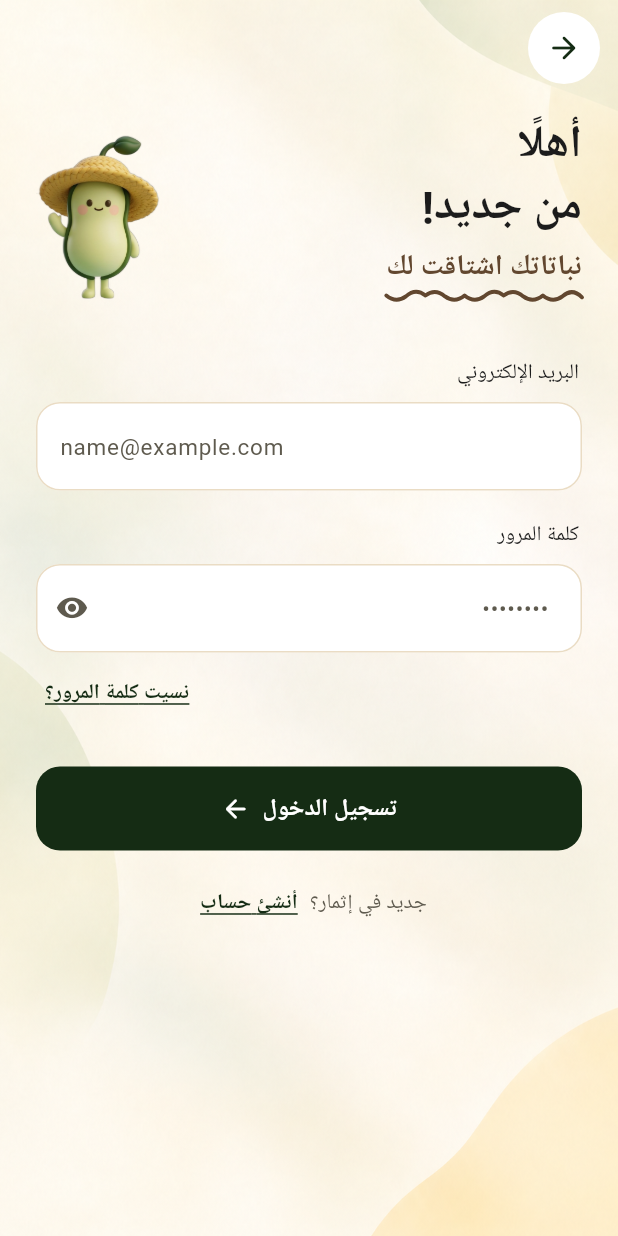
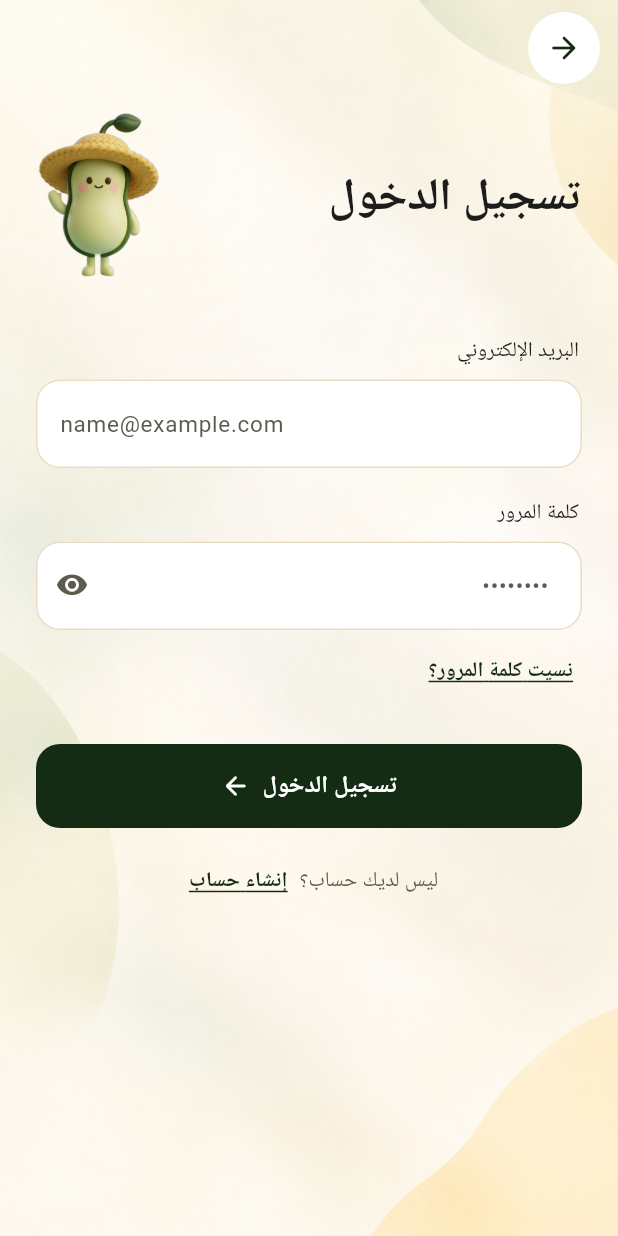
Before and after one commit to Maryommm/2026-GP1-5, a Flutter app: the screen it shows after launch, after a tap on "English", after a tap on "العربية", after a tap on "تسجيل الدخول", on a phone screen of 412 x 824 dp. Run offline on Flutter 3.47's test engine with Material 3 defaults, Android fonts, the phone set to English and light mode, and no system bars; our stand-ins replace camera, cloud_firestore, firebase_auth, firebase_core, geocoding, geolocator and 5 more; accounts and stored records are empty; Roboto replaces fonts that are missing (Baloo Bhaijaan 2, Readex Pro).

Commit message:
fix(auth): drop the login accent and keep the forgot-password link on the right
Remove the squiggle accent from the login header and its string, place the
forgot-password link on the right in both languages, and update the Arabic
login texts.

Co-Authored-By: Claude Opus 5.5 <noreply@anthropic.com>

```diff
--- a/ethmar/lib/l10n/app_strings.dart
+++ b/ethmar/lib/l10n/app_strings.dart
@@ -22,7 +22,6 @@ class AppStrings {
     'alreadyHaveAccount': 'Already have an account?',
     'logInLink': 'Log in',
     'loginTitle': 'Welcome\nback!',
-    'loginAccent': 'your plants missed you',
     'forgotPassword': 'Forgot password?',
     'loginButton': 'Log in',
     'newHere': 'New to Ethmar?',
@@ -444,12 +443,11 @@ class AppStrings {
     'createButton': 'إنشاء الحساب',
     'alreadyHaveAccount': ' هل لديك حساب سابق؟',
     'logInLink': 'سجّل دخولك',
-    'loginTitle': 'أهلًا\nمن جديد!',
-    'loginAccent': 'نباتاتك اشتاقت لك',
+    'loginTitle': "تسجيل الدخول",
     'forgotPassword': 'نسيت كلمة المرور؟',
     'loginButton': 'تسجيل الدخول',
-    'newHere': 'جديد في إثمار؟',
-    'createAccountLink': 'أنشئ حساب',
+    'newHere': "ليس لديك حساب؟",
+    'createAccountLink': 'إنشاء حساب',
     'errUsernameRequired': 'اختر اسم مستخدم عشان نسلّم عليك',
     'errUsernameTaken': 'اسم المستخدم مستخدم بالفعل.',
     'errUsernameCheckFailed': 'تعذّر التحقق من اسم المستخدم. تأكد من اتصالك.',
@@ -854,7 +852,6 @@ class S {
   String get alreadyHaveAccount => t('alreadyHaveAccount');
   String get logInLink => t('logInLink');
   String get loginTitle => t('loginTitle');
-  String get loginAccent => t('loginAccent');
   String get forgotPassword => t('forgotPassword');
   String get loginButton => t('loginButton');
   String get newHere => t('newHere');
--- a/ethmar/lib/screens/login_screen.dart
+++ b/ethmar/lib/screens/login_screen.dart
@@ -336,7 +336,6 @@ class _LoginScreenState extends State<LoginScreen> {
             children: [
               AuthHeader(
                 title: s.loginTitle,
-                accent: s.loginAccent,
                 character: 'ethmar_buddy_waving',
               ),
               Padding(
@@ -386,7 +385,8 @@ class _LoginScreenState extends State<LoginScreen> {
                           IgnorePointer(
                             ignoring: _loading,
                             child: Align(
-                              alignment: AlignmentDirectional.centerEnd,
+                              // Right side in both languages.
+                              alignment: Alignment.centerRight,
                               child: EthmarLink(
                                 label: s.forgotPassword,
                                 onTap: () => Navigator.of(context).push(
```
